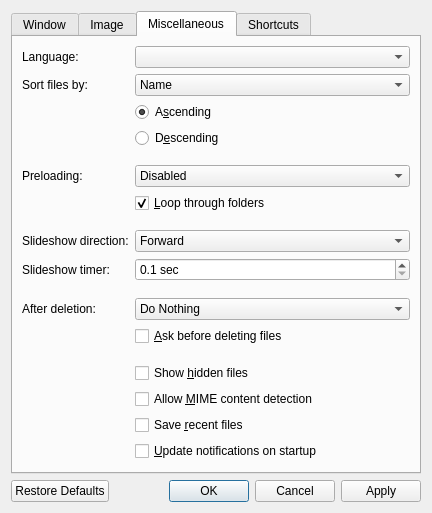
Above: src/qvoptionsdialog.ui from jurplel/qView before the change. Below: the same form after it.
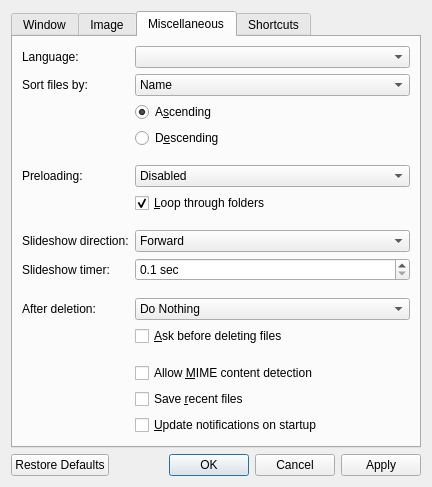
That is the form after the change. The open tabs and pages were chosen to show the change.

Commit message: CR feedback - hard code "show hidden files", no setting

```diff
--- a/src/qvoptionsdialog.ui
+++ b/src/qvoptionsdialog.ui
@@ -643,13 +643,6 @@
         </spacer>
        </item>
        <item row="14" column="1">
-        <widget class="QCheckBox" name="hiddenFilesCheckbox">
-         <property name="text">
-          <string>Show &amp;hidden files</string>
-         </property>
-        </widget>
-       </item>
-       <item row="15" column="1">
         <widget class="QCheckBox" name="mimeContentDetectionCheckbox">
          <property name="text">
           <string>Allow &amp;MIME content detection</string>
@@ -659,14 +652,14 @@
          </property>
         </widget>
        </item>
-       <item row="16" column="1">
+       <item row="15" column="1">
         <widget class="QCheckBox" name="saveRecentsCheckbox">
          <property name="text">
           <string>Save &amp;recent files</string>
          </property>
         </widget>
        </item>
-       <item row="17" column="1">
+       <item row="16" column="1">
         <widget class="QCheckBox" name="updateCheckbox">
          <property name="text">
           <string extracomment="The notifications are for new qView releases">&amp;Update notifications on startup</string>
```
The commit also changes 4 other files.
